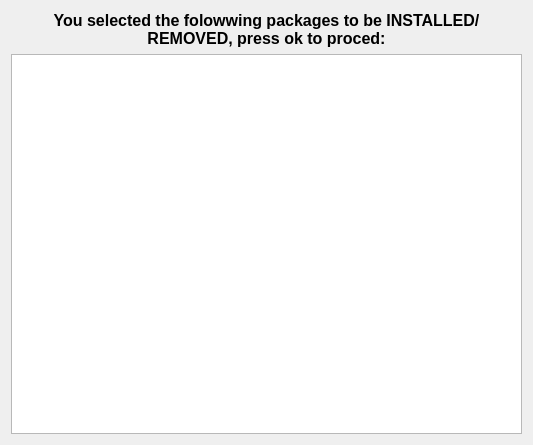
Before: the Qt Designer form gui/AddRm/PkReviewChanges.ui in freedesktop-unofficial-mirror/packagekit__PackageKit-Qt, drawn with Qt 5.
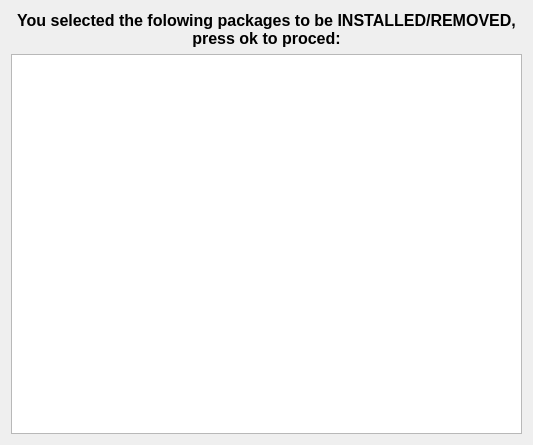
After: the same form once the commit is applied.

```diff
--- a/gui/AddRm/PkReviewChanges.ui
+++ b/gui/AddRm/PkReviewChanges.ui
@@ -23,7 +23,7 @@
       </font>
      </property>
      <property name="text" >
-      <string>You selected the folowwing packages to be INSTALLED/REMOVED, press ok to proced:</string>
+      <string>You selected the folowing packages to be INSTALLED/REMOVED, press ok to proced:</string>
      </property>
      <property name="alignment" >
       <set>Qt::AlignCenter</set>
```
